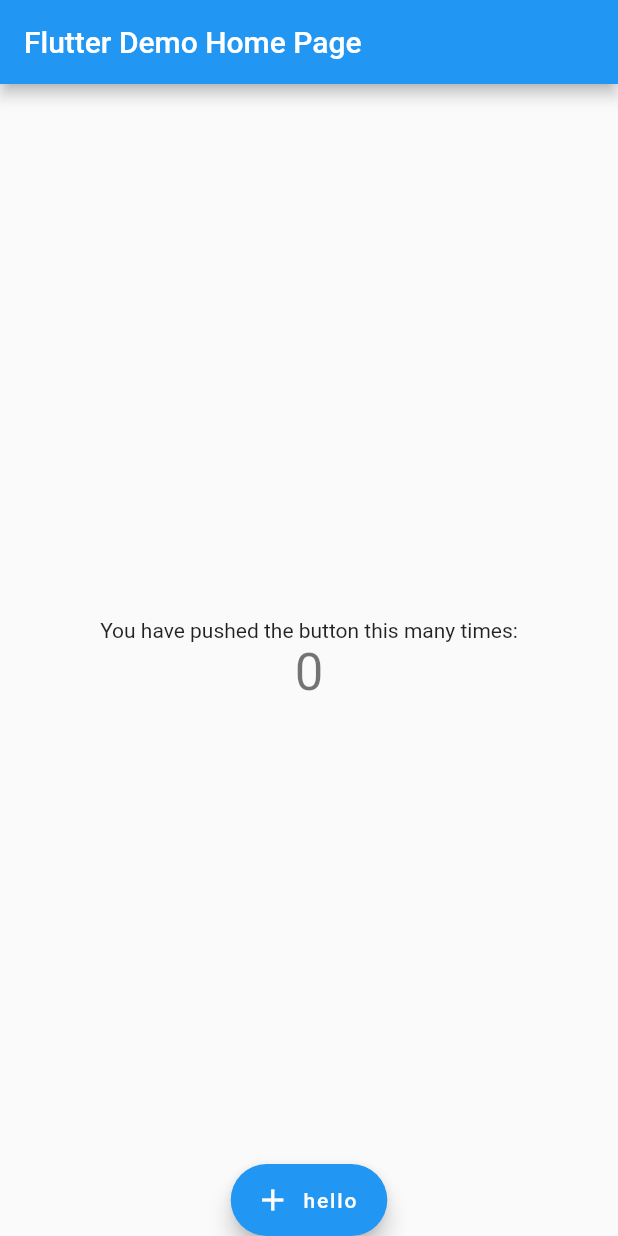
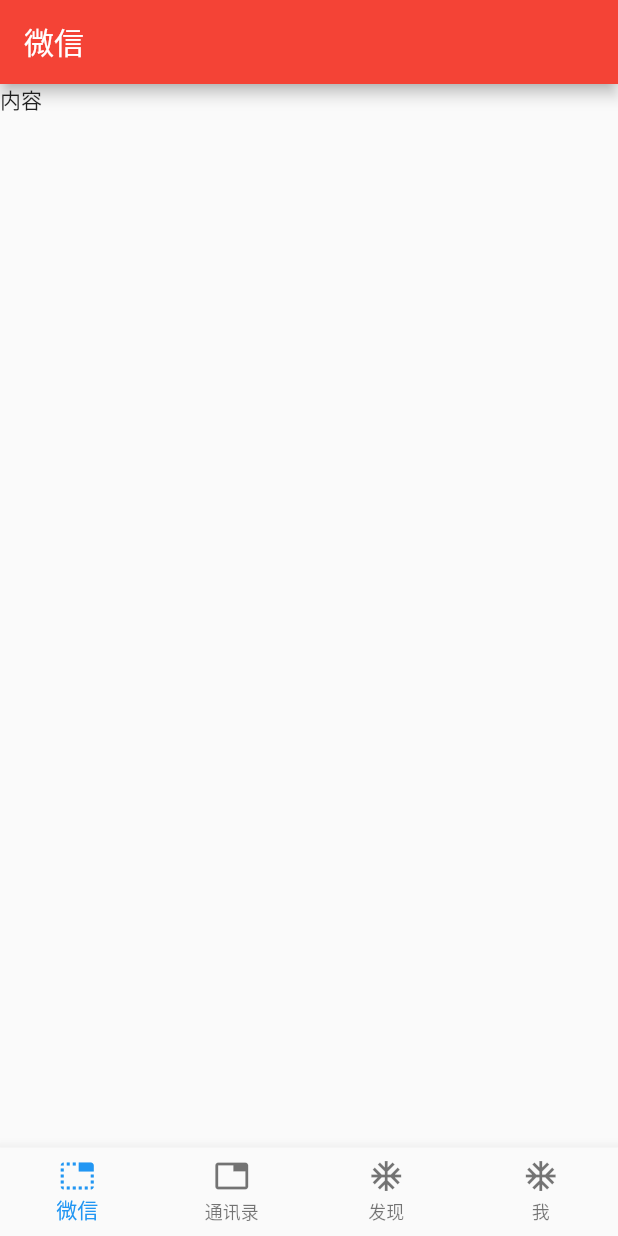
Before and after one commit to yuyangkk/wechat_clone, a Flutter app: the screen it shows after launch, on a phone screen of 412 x 824 dp. Run offline on Flutter 3.47's test engine with Material 2 defaults, Android fonts, the phone set to English and light mode, and no system bars.

Commit message:
add bottomNavigationBar

```diff
--- /dev/null
+++ b/lib/Home/HomeScreen.dart
@@ -0,0 +1,86 @@
+import 'package:flutter/material.dart';
+
+class NavigationIconView {
+  final String _title;
+  final Widget _icon;
+  final Widget _activeIcon;
+  final BottomNavigationBarItem item;
+
+  NavigationIconView({Key key, String title, Widget icon, Widget activeIcon})
+      : _title = title,
+        _icon = icon,
+        _activeIcon = activeIcon,
+        item = BottomNavigationBarItem(
+          icon: icon,
+          title: Text(title),
+          activeIcon: activeIcon,
+        );
+}
+
+class HomeScreen extends StatefulWidget {
+  @override
+  _HomeScreenState createState() {
+    return new _HomeScreenState();
+  }
+}
+
+class _HomeScreenState extends State<HomeScreen> {
+  List<NavigationIconView> _navigationViews;
+  int _currentIndex = 0;
+
+  @override
+  void initState() {
+    // TODO: implement initState
+    super.initState();
+    _navigationViews = <NavigationIconView>[
+      NavigationIconView(
+        title: '微信',
+        icon: Icon(Icons.home),
+        activeIcon: Icon(Icons.tab_unselected),
+      ),
+      NavigationIconView(
+        title: '通讯录',
+        icon: Icon(Icons.tab),
+        activeIcon: Icon(Icons.table_chart),
+      ),
+      NavigationIconView(
+        title: '发现',
+        icon: Icon(Icons.ac_unit),
+        activeIcon: Icon(Icons.access_alarm),
+      ),
+      NavigationIconView(
+        title: '我',
+        icon: Icon(Icons.ac_unit),
+        activeIcon: Icon(Icons.access_alarm),
+      )
+    ];
+  }
+
+  @override
+  Widget build(BuildContext context) {
+    final BottomNavigationBar botNavBar = BottomNavigationBar(
+      items: _navigationViews
+          .map<BottomNavigationBarItem>((NavigationIconView navigationView) => navigationView.item)
+          .toList(),
+      currentIndex: _currentIndex,
+      type: BottomNavigationBarType.fixed,
+      onTap: (index){
+        setState(() {
+          _currentIndex = index;
+        });
+      },
+    );
+
+    // TODO: implement build
+    return Scaffold(
+      appBar: AppBar(
+        title: Text('微信'),
+        backgroundColor: Colors.red,
+      ),
+      body: Container(
+        child: Text('内容'),
+      ),
+      bottomNavigationBar: botNavBar,
+    );
+  }
+}
--- a/lib/main.dart
+++ b/lib/main.dart
@@ -1,116 +1,8 @@
 import 'package:flutter/material.dart';
 
-void main() => runApp(MyApp());
+import './Home/HomeScreen.dart';
 
-class MyApp extends StatelessWidget {
-  // This widget is the root of your application.
-  @override
-  Widget build(BuildContext context) {
-    return MaterialApp(
-      title: 'Flutter Demo',
-      theme: ThemeData(
-        // This is the theme of your application.
-        // Try running your application with "flutter run". You'll see the
-        // application has a blue toolbar. Then, without quitting the app, try
-        // changing the primarySwatch below to Colors.green and then invoke
-        // "hot reload" (press "r" in the console where you ran "flutter run",
-        // or simply save your changes to "hot reload" in a Flutter IDE).
-        // Notice that the counter didn't reset back to zero; the application
-        // is not restarted.
-        primarySwatch: Colors.blue,
-      ),
-      home: MyHomePage(title: 'Flutter Demo Home Page'),
-    );
-  }
-}
-
-class MyHomePage extends StatefulWidget {
-  MyHomePage({Key key, this.title}) : super(key: key);
-
-  // This widget is the home page of your application. It is stateful, meaning
-  // that it has a State object (defined below) that contains fields that affect
-  // how it looks.
-
-  // This class is the configuration for the state. It holds the values (in this
-  // case the title) provided by the parent (in this case the App widget) and
-  // used by the build method of the State. Fields in a Widget subclass are
-  // always marked "final".
-
-  final String title;
-
-  @override
-  _MyHomePageState createState() => _MyHomePageState();
-}
-
-class _MyHomePageState extends State<MyHomePage> {
-  int _counter = 0;
-
-  void _incrementCounter() {
-    setState(() {
-      // This call to setState tells the Flutter framework that something has
-      // changed in this State, which causes it to rerun the build method below
-      // so that the display can reflect the updated values. If we changed
-      // _counter without calling setState(), then the build method would not be
-      // called again, and so nothing would appear to happen.
-      _counter++;
-    });
-  }
-
-  @override
-  Widget build(BuildContext context) {
-    // This method is rerun every time setState is called, for instance as done
-    // by the _incrementCounter method above.
-    //
-    // The Flutter framework has been optimized to make rerunning build methods
-    // fast, so that you can just rebuild anything that needs updating rather
-    // than having to individually change instances of widgets.
-    return Scaffold(
-      appBar: AppBar(
-        // Here we take the value from the MyHomePage object that was created by
-        // the App.build method, and use it to set our appbar title.
-        title: Text(widget.title),
-      ),
-      body: Center(
-        // Center is a layout widget. It takes a single child and positions it
-        // in the middle of the parent.
-        child: Column(
-          // Column is also layout widget. It takes a list of children and
-          // arranges them vertically. By default, it sizes itself to fit its
-          // children horizontally, and tries to be as tall as its parent.
-          //
-          // Invoke "debug painting" (press "p" in the console, choose the
-          // "Toggle Debug Paint" action from the Flutter Inspector in Android
-          // Studio, or the "Toggle Debug Paint" command in Visual Studio Code)
-          // to see the wireframe for each widget.
-          //
-          // Column has various properties to control how it sizes itself and
-          // how it positions its children. Here we use mainAxisAlignment to
-          // center the children vertically; the main axis here is the vertical
-          // axis because Columns are vertical (the cross axis would be
-          // horizontal).
-          mainAxisAlignment: MainAxisAlignment.center,
-          children: <Widget>[
-            Text(
-              'You have pushed the button this many times:',
-            ),
-            Text(
-              '$_counter',
-              style: Theme.of(context).textTheme.display1,
-            ),
-          ],
-        ),
-      ),
-//      floatingActionButton: FloatingActionButton(
-//        onPressed: _incrementCounter,
-//        tooltip: 'Increment',
-//        child: Icon(Icons.add),
-//      ), // This trailing comma makes auto-formatting nicer for build methods.
-      floatingActionButton: FloatingActionButton.extended(
-        onPressed: _incrementCounter,
-        label: new Text('hello'),
-        icon: Icon(Icons.add),
-      ),
-      floatingActionButtonLocation: FloatingActionButtonLocation.centerDocked,
-    );
-  }
-}
+void main() => runApp(MaterialApp(
+  title: '微信demo',
+  home: new HomeScreen(),
+));
```
